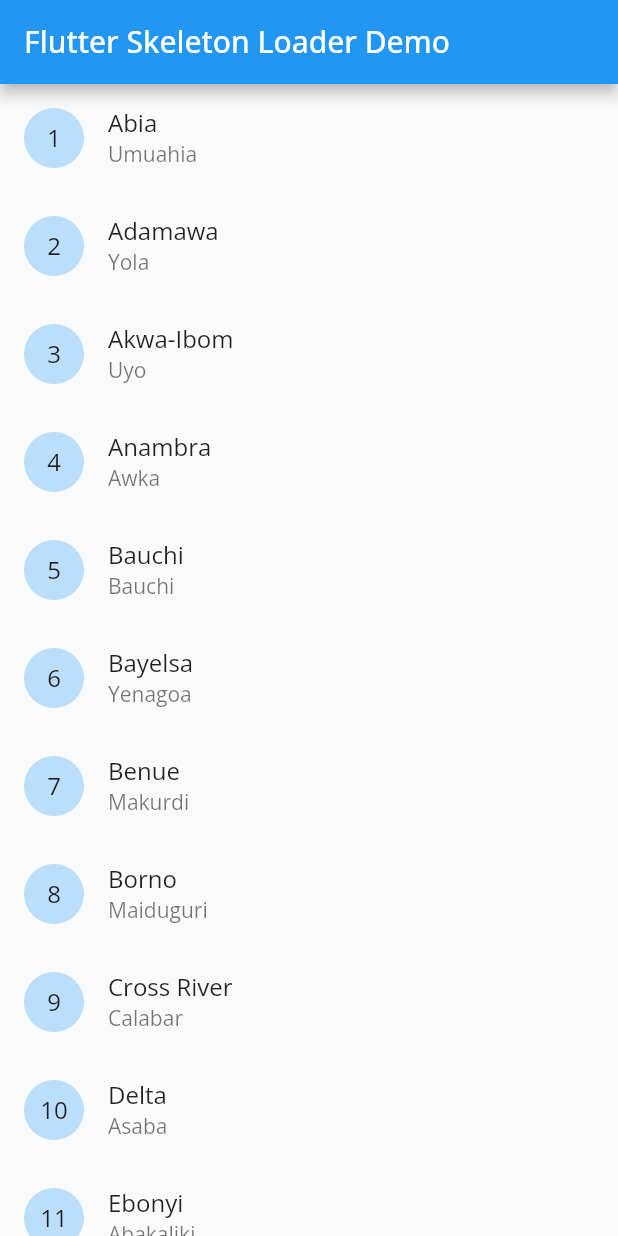
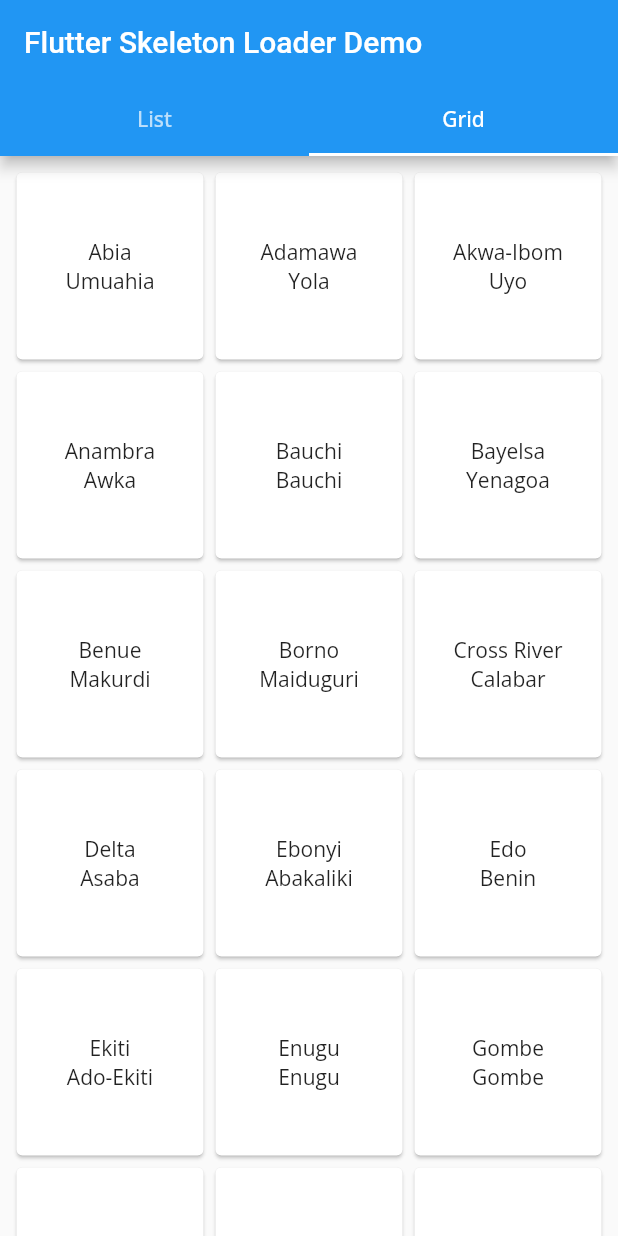
Before and after one commit to lhamycodes/skeleton_loader, a Flutter app: the screen it shows after launch, on a phone screen of 412 x 824 dp. Run offline on Flutter 3.47's test engine with Material 2 defaults, Android fonts, the phone set to English and light mode, and no system bars; our stand-ins replace google_fonts, shimmer.

Commit message:
Complete feature with example

```diff
--- a/example/lib/main.dart
+++ b/example/lib/main.dart
@@ -1,24 +1,95 @@
+import 'package:example/models/states.dart';
 import 'package:flutter/material.dart';
 import 'package:google_fonts/google_fonts.dart';
-import 'screens/home.dart';
+
+import 'screens/list.dart';
+import 'screens/grid.dart';
 
 void main() {
   runApp(MyApp());
 }
 
 class MyApp extends StatelessWidget {
+  final String appTitle = "Flutter Skeleton Loader Demo";
+  final List<StateCapital> sc = [
+    StateCapital(name: "Abia", capital: "Umuahia"),
+    StateCapital(name: "Adamawa", capital: "Yola"),
+    StateCapital(name: "Akwa-Ibom", capital: "Uyo"),
+    StateCapital(name: "Anambra", capital: "Awka"),
+    StateCapital(name: "Bauchi", capital: "Bauchi"),
+    StateCapital(name: "Bayelsa", capital: "Yenagoa"),
+    StateCapital(name: "Benue", capital: "Makurdi"),
+    StateCapital(name: "Borno", capital: "Maiduguri"),
+    StateCapital(name: "Cross River", capital: "Calabar"),
+    StateCapital(name: "Delta", capital: "Asaba"),
+    StateCapital(name: "Ebonyi", capital: "Abakaliki"),
+    StateCapital(name: "Edo", capital: "Benin"),
+    StateCapital(name: "Ekiti", capital: "Ado-Ekiti"),
+    StateCapital(name: "Enugu", capital: "Enugu"),
+    // StateCapital(name: "FCT", capital: "Abuja"),
+    StateCapital(name: "Gombe", capital: "Gombe"),
+    StateCapital(name: "Imo", capital: "Owerri"),
+    StateCapital(name: "Jigawa", capital: "Dutse"),
+    StateCapital(name: "Kaduna", capital: "Kaduna"),
+    StateCapital(name: "Kano", capital: "Kano"),
+    StateCapital(name: "Katsina", capital: "Katsina"),
+    StateCapital(name: "Kebbi", capital: "Birnin-Kebbi"),
+    StateCapital(name: "Kogi", capital: "Lokoja"),
+    StateCapital(name: "Kwara", capital: "Ilorin"),
+    StateCapital(name: "Lagos", capital: "Ikeja"),
+    StateCapital(name: "Nassarawa", capital: "Lafia"),
+    StateCapital(name: "Niger", capital: "Mina"),
+    StateCapital(name: "Ogun", capital: "Abeokuta"),
+    StateCapital(name: "Ondo", capital: "Akure"),
+    StateCapital(name: "Osun", capital: "Osogbo"),
+    StateCapital(name: "Oyo", capital: "Ibadan"),
+    StateCapital(name: "Plateau", capital: "Jos"),
+    StateCapital(name: "Rivers", capital: "Port Harcourt"),
+    StateCapital(name: "Sokoto", capital: "Sokoto"),
+    StateCapital(name: "Taraba", capital: "Jalingo"),
+    StateCapital(name: "Yobe", capital: "Damaturu"),
+    StateCapital(name: "Zamfara", capital: "Gusau"),
+  ];
   @override
   Widget build(BuildContext context) {
-    String appTitle = "Flutter Skeleton Loader Demo";
     return MaterialApp(
       title: appTitle,
       theme: ThemeData(
         primarySwatch: Colors.blue,
         textTheme: GoogleFonts.openSansTextTheme(),
-        primaryTextTheme: GoogleFonts.openSansTextTheme(),
+        primaryTextTheme: GoogleFonts.openSansTextTheme().copyWith(
+          headline6: TextStyle(
+            color: Colors.white,
+          ),
+        ),
       ),
       debugShowCheckedModeBanner: false,
-      home: Home(title: appTitle),
+      home: DefaultTabController(
+        length: 2,
+        initialIndex: 1,
+        child: Scaffold(
+          appBar: AppBar(
+            title: Text("Flutter Skeleton Loader Demo"),
+            bottom: TabBar(
+              labelColor: Colors.white,
+              tabs: <Widget>[
+                Tab(
+                  text: "List",
+                ),
+                Tab(
+                  text: "Grid",
+                ),
+              ],
+            ),
+          ),
+          body: TabBarView(
+            children: <Widget>[
+              ListExample(stateCapitals: sc),
+              GridExample(stateCapitals: sc),
+            ],
+          ),
+        ),
+      ),
     );
   }
 }
--- /dev/null
+++ b/example/lib/screens/grid.dart
@@ -0,0 +1,104 @@
+import 'package:flutter/material.dart';
+import 'package:skeleton_loader/skeleton_loader.dart';
+import '../models/states.dart';
+
+class GridExample extends StatefulWidget {
+  final List<StateCapital> stateCapitals;
+
+  const GridExample({
+    Key key,
+    @required this.stateCapitals,
+  }) : super(key: key);
+
+  @override
+  _GridExampleState createState() => _GridExampleState();
+}
+
+class _GridExampleState extends State<GridExample> {
+  var _isLoading = true, _isInit = false;
+  List<StateCapital> _myItemsList = [];
+
+  @override
+  void initState() {
+    if (!_isInit) {
+      _simulateLoad();
+    }
+    _isInit = true;
+    super.initState();
+  }
+
+  Future _simulateLoad() async {
+    Future.delayed(Duration(seconds: 5), () {
+      _myItemsList = widget.stateCapitals;
+      setState(() {
+        _isLoading = false;
+      });
+    });
+  }
+
+  @override
+  Widget build(BuildContext context) {
+    return Scrollbar(
+      child: SingleChildScrollView(
+        padding: EdgeInsets.all(7),
+        child: _buildBody(),
+      ),
+    );
+  }
+
+  Widget _buildBody() {
+    if (_isLoading) {
+      return SkeletonGridLoader(
+        builder: Card(
+          color: Colors.transparent,
+          child: GridTile(
+            child: Column(
+              mainAxisAlignment: MainAxisAlignment.center,
+              children: <Widget>[
+                Container(
+                  width: 50,
+                  height: 10,
+                  color: Colors.white,
+                ),
+                SizedBox(height: 10),
+                Container(
+                  width: 70,
+                  height: 10,
+                  color: Colors.white,
+                ),
+              ],
+            ),
+          ),
+        ),
+        items: 9,
+        itemsPerRow: 3,
+        period: Duration(seconds: 2),
+        hightlightColor: Colors.lightBlue[300],
+        direction: SkeletonDirection.ltr,
+      );
+    } else {
+      return GridView.builder(
+        itemBuilder: (ctx, i) {
+          StateCapital sc = _myItemsList[i];
+          return Card(
+            child: GridTile(
+              child: Column(
+                mainAxisAlignment: MainAxisAlignment.center,
+                children: <Widget>[
+                  Text(sc.name),
+                  Text(sc.capital),
+                ],
+              ),
+            ),
+          );
+        },
+        itemCount: _myItemsList.length,
+        shrinkWrap: true,
+        physics: NeverScrollableScrollPhysics(),
+        gridDelegate: SliverGridDelegateWithFixedCrossAxisCount(
+          crossAxisCount: 3,
+        ),
+      );
+    }
+  }
+}
--- a/example/lib/screens/home.dart
+++ /dev/null
@@ -1,148 +0,0 @@
-import 'package:flutter/material.dart';
-import 'package:skeleton_loader/skeleton_loader.dart';
-import '../models/states.dart';
-
-class Home extends StatefulWidget {
-  final String title;
-
-  const Home({Key key, this.title}) : super(key: key);
-
-  @override
-  _HomeState createState() => _HomeState();
-}
-
-class _HomeState extends State<Home> {
-  var _isLoading = true, _isInit = false;
-  List<StateCapital> _myItemsList = [];
-
-  @override
-  void initState() {
-    if (!_isInit) {
-      _simulateLoad();
-    }
-    _isInit = true;
-    super.initState();
-  }
-
-  Future _simulateLoad() async {
-    Future.delayed(Duration(seconds: 5), () {
-      _myItemsList = [
-        StateCapital(name: "Abia", capital: "Umuahia"),
-        StateCapital(name: "Adamawa", capital: "Yola"),
-        StateCapital(name: "Akwa-Ibom", capital: "Uyo"),
-        StateCapital(name: "Anambra", capital: "Awka"),
-        StateCapital(name: "Bauchi", capital: "Bauchi"),
-        StateCapital(name: "Bayelsa", capital: "Yenagoa"),
-        StateCapital(name: "Benue", capital: "Makurdi"),
-        StateCapital(name: "Borno", capital: "Maiduguri"),
-        StateCapital(name: "Cross River", capital: "Calabar"),
-        StateCapital(name: "Delta", capital: "Asaba"),
-        StateCapital(name: "Ebonyi", capital: "Abakaliki"),
-        StateCapital(name: "Edo", capital: "Benin"),
-        StateCapital(name: "Ekiti", capital: "Ado-Ekiti"),
-        StateCapital(name: "Enugu", capital: "Enugu"),
-        StateCapital(name: "FCT", capital: "Abuja"),
-        StateCapital(name: "Gombe", capital: "Gombe"),
-        StateCapital(name: "Imo", capital: "Owerri"),
-        StateCapital(name: "Jigawa", capital: "Dutse"),
-        StateCapital(name: "Kaduna", capital: "Kaduna"),
-        StateCapital(name: "Kano", capital: "Kano"),
-        StateCapital(name: "Katsina", capital: "Katsina"),
-        StateCapital(name: "Kebbi", capital: "Birnin-Kebbi"),
-        StateCapital(name: "Kogi", capital: "Lokoja"),
-        StateCapital(name: "Kwara", capital: "Ilorin"),
-        StateCapital(name: "Lagos", capital: "Ikeja"),
-        StateCapital(name: "Nassarawa", capital: "Lafia"),
-        StateCapital(name: "Niger", capital: "Mina"),
-        StateCapital(name: "Ogun", capital: "Abeokuta"),
-        StateCapital(name: "Ondo", capital: "Akure"),
-        StateCapital(name: "Osun", capital: "Osogbo"),
-        StateCapital(name: "Oyo", capital: "Ibadan"),
-        StateCapital(name: "Plateau", capital: "Jos"),
-        StateCapital(name: "Rivers", capital: "Port Harcourt"),
-        StateCapital(name: "Sokoto", capital: "Sokoto"),
-        StateCapital(name: "Taraba", capital: "Jalingo"),
-        StateCapital(name: "Yobe", capital: "Damaturu"),
-        StateCapital(name: "Zamfara", capital: "Gusau"),
-      ];
-      setState(() {
-        _isLoading = false;
-      });
-    });
-  }
-
-  @override
-  Widget build(BuildContext context) {
-    return Scaffold(
-      appBar: AppBar(
-        title: Text(
-          widget.title,
-          style: TextStyle(
-            color: Colors.white,
-          ),
-        ),
-      ),
-      body: Scrollbar(
-        child: SingleChildScrollView(
-          child: _buildBody(),
-        ),
-      ),
-    );
-  }
-
-  Widget _buildBody() {
-    if (_isLoading) {
-      return SkeletonLoader(
-        builder: Container(
-          padding: EdgeInsets.symmetric(horizontal: 15, vertical: 10),
-          child: Row(
-            children: <Widget>[
-              CircleAvatar(
-                backgroundColor: Colors.white,
-                radius: 30,
-              ),
-              SizedBox(width: 10),
-              Expanded(
-                child: Column(
-                  children: <Widget>[
-                    Container(
-                      width: double.infinity,
-                      height: 10,
-                      color: Colors.white,
-                    ),
-                    SizedBox(height: 10),
-                    Container(
-                      width: double.infinity,
-                      height: 12,
-                      color: Colors.white,
-                    ),
-                  ],
-                ),
-              ),
-            ],
-          ),
-        ),
-        items: 10,
-        period: Duration(seconds: 2),
-        hightlightColor: Colors.lightBlue[300],
-        direction: SkeletonDirection.ltr,
-      );
-    } else {
-      return ListView.builder(
-        itemBuilder: (ctx, i) {
-          StateCapital sc = _myItemsList[i];
-          return ListTile(
-            leading: CircleAvatar(
-              child: Text("${i + 1}"),
-            ),
-            title: Text(sc.name),
-            subtitle: Text(sc.capital),
-          );
-        },
-        itemCount: _myItemsList.length,
-        shrinkWrap: true,
-        physics: NeverScrollableScrollPhysics(),
-      );
-    }
-  }
-}
--- a/pubspec.yaml
+++ b/pubspec.yaml
@@ -1,6 +1,6 @@
 name: skeleton_loader
 description: A Flutter Package which provides a fully customizable loading skeleton for your app,
-version: 1.0.1
+version: 1.0.2
 homepage: https://github.com/lhamycodes/skeleton_loader
 
 environment:
```
Also changed, not shown: example/lib/screens/list.dart (added, +103 -0 lines), lib/skeleton_loader.dart (+24 -1 lines), lib/src/skeleton_grid.dart (renamed from lib/src/skeleton.dart, +15 -23 lines), lib/src/skeleton_list.dart (added, +65 -0 lines), example/pubspec.lock, 2 other files.
